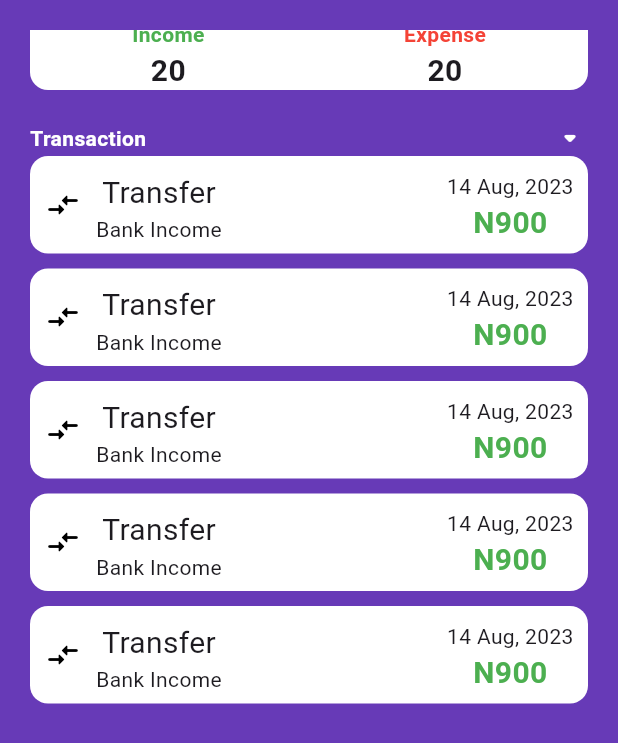
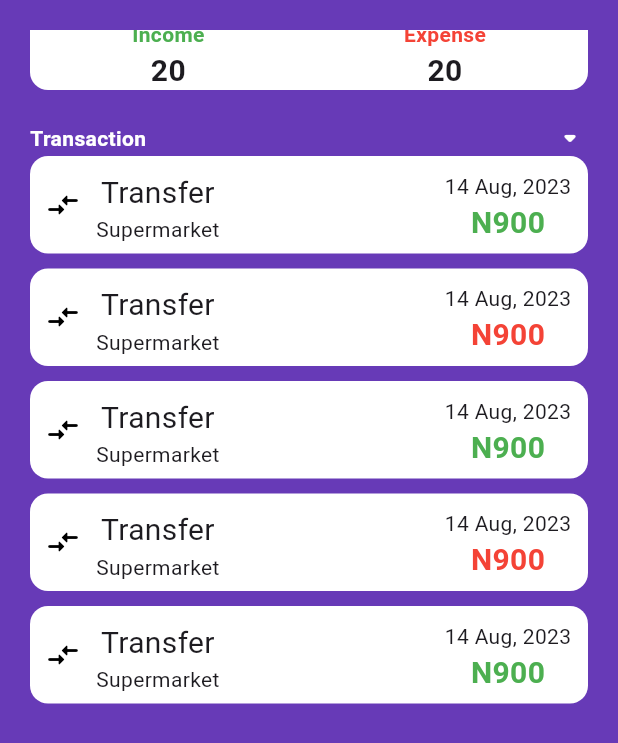
Before and after one commit to emekss/Expense_Padi_New_UI, a Flutter app: the screen it shows after launch, scrolled down 430 dp, on a phone screen of 412 x 824 dp. Shown: the top 743 px of the screen. Run offline on Flutter 3.47's test engine with Material 3 defaults, Android fonts, the phone set to English and light mode, and no system bars.

Commit message:
transaction card updated

```diff
--- a/lib/components/transaction_card.dart
+++ b/lib/components/transaction_card.dart
@@ -1,7 +1,9 @@
 import 'package:flutter/material.dart';
 
 class TransactionCard extends StatelessWidget {
-  const TransactionCard({super.key});
+  final String label;
+  final Color color;
+  const TransactionCard({super.key, required this.color, required this.label});
 
   @override
   Widget build(BuildContext context) {
@@ -10,40 +12,40 @@ class TransactionCard extends StatelessWidget {
       width: 380,
       decoration: BoxDecoration(
           borderRadius: BorderRadius.circular(12), color: Colors.white),
-      child: const Padding(
-        padding: EdgeInsets.all(10.0),
+      child: Padding(
+        padding: const EdgeInsets.all(10.0),
         child: Row(
           children: [
-            Icon(
+            const Icon(
               Icons.compare_arrows_rounded,
               color: Colors.black,
             ),
-            SizedBox(width: 10),
+            const SizedBox(width: 10),
             Row(
               children: [
                 Column(
                   mainAxisAlignment: MainAxisAlignment.start,
                   children: [
-                    Text(
+                    const Text(
                       'Transfer',
                       style:
                           TextStyle(fontWeight: FontWeight.w400, fontSize: 20),
                     ),
-                    Text('Bank Income'),
+                    Text(label),
                   ],
                 ),
-                SizedBox(width: 150),
+                const SizedBox(width: 150),
                 Column(
                   mainAxisAlignment: MainAxisAlignment.end,
                   children: [
-                    Text(
+                    const Text(
                       '14 Aug, 2023',
                     ),
                     Text(
                       'N900',
                       style: TextStyle(
                           fontWeight: FontWeight.bold,
-                          color: Colors.green,
+                          color: color,
                           fontSize: 20),
                     )
                   ],
--- a/lib/screen/home_screen.dart
+++ b/lib/screen/home_screen.dart
@@ -67,15 +67,30 @@ class HomeScreen extends StatelessWidget {
                       height: 700,
                       child: Column(
                         children: [
-                          TransactionCard(),
+                          TransactionCard(
+                            color: Colors.green,
+                            label: 'Supermarket',
+                          ),
                           SizedBox(height: 10),
-                          TransactionCard(),
+                          TransactionCard(
+                            color: Colors.red,
+                            label: 'Supermarket',
+                          ),
                           SizedBox(height: 10),
-                          TransactionCard(),
+                          TransactionCard(
+                            color: Colors.green,
+                            label: 'Supermarket',
+                          ),
                           SizedBox(height: 10),
-                          TransactionCard(),
+                          TransactionCard(
+                            color: Colors.red,
+                            label: 'Supermarket',
+                          ),
                           SizedBox(height: 10),
-                          TransactionCard(),
+                          TransactionCard(
+                            color: Colors.green,
+                            label: 'Supermarket',
+                          ),
                           SizedBox(height: 10),
                         ],
                       ),
```
Also changed, not shown: 10 other files.
